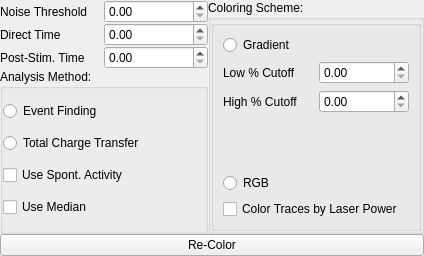
First picture: the form in lib/analysis/UncagingControlTemplate.ui, repository acq4/acq4, before the edit.
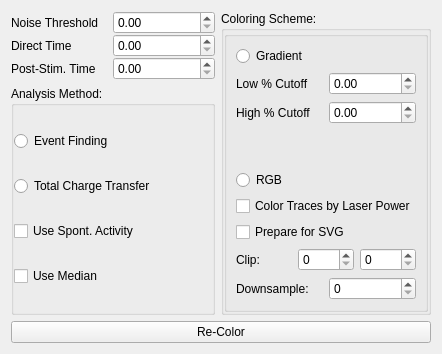
Second picture: the form after the edit. Custom widgets are drawn as their Qt base class.

Commit message: many changes to analysis for poster making - on computers w/o matplotlib, need to comment out import statements and most of CellMixer class in lib/analysis/modules.py

The edit to the form file:
```diff
--- a/lib/analysis/UncagingControlTemplate.ui
+++ b/lib/analysis/UncagingControlTemplate.ui
@@ -6,20 +6,14 @@
    <rect>
     <x>0</x>
     <y>0</y>
-    <width>424</width>
-    <height>256</height>
+    <width>442</width>
+    <height>354</height>
    </rect>
   </property>
   <property name="windowTitle">
    <string>Form</string>
   </property>
   <layout class="QGridLayout" name="gridLayout_4">
-   <property name="margin">
-    <number>0</number>
-   </property>
-   <property name="spacing">
-    <number>0</number>
-   </property>
    <item row="0" column="0">
     <layout class="QGridLayout" name="gridLayout">
      <property name="spacing">
@@ -117,33 +111,58 @@
          <item row="3" column="0" colspan="2">
           <widget class="GradientWidget" name="gradientWidget" native="true"/>
          </item>
-         <item row="5" column="0">
+         <item row="5" column="0" colspan="2">
           <widget class="QRadioButton" name="rgbRadio">
            <property name="text">
             <string>RGB</string>
            </property>
           </widget>
          </item>
-         <item row="4" column="0">
-          <spacer name="verticalSpacer_2">
-           <property name="orientation">
-            <enum>Qt::Vertical</enum>
-           </property>
-           <property name="sizeHint" stdset="0">
-            <size>
-             <width>20</width>
-             <height>40</height>
-            </size>
-           </property>
-          </spacer>
-         </item>
-         <item row="6" column="0">
+         <item row="7" column="0" colspan="2">
           <widget class="QCheckBox" name="colorTracesCheck">
            <property name="text">
             <string>Color Traces by Laser Power</string>
            </property>
           </widget>
          </item>
+         <item row="8" column="0" colspan="2">
+          <widget class="QCheckBox" name="svgCheck">
+           <property name="text">
+            <string>Prepare for SVG</string>
+           </property>
+          </widget>
+         </item>
+         <item row="9" column="0" colspan="2">
+          <layout class="QHBoxLayout" name="horizontalLayout_4">
+           <item>
+            <widget class="QLabel" name="label_6">
+             <property name="text">
+              <string>Clip:</string>
+             </property>
+            </widget>
+           </item>
+           <item>
+            <widget class="QSpinBox" name="lowClipSpin"/>
+           </item>
+           <item>
+            <widget class="QSpinBox" name="highClipSpin"/>
+           </item>
+          </layout>
+         </item>
+         <item row="10" column="0" colspan="2">
+          <layout class="QHBoxLayout" name="horizontalLayout_5">
+           <item>
+            <widget class="QLabel" name="label_7">
+             <property name="text">
+              <string>Downsample:</string>
+             </property>
+            </widget>
+           </item>
+           <item>
+            <widget class="QSpinBox" name="downsampleSpin"/>
+           </item>
+          </layout>
+         </item>
         </layout>
        </widget>
       </item>
```
Left out of the diff: 2 changed lines with no effect on the pictures. The commit also changes 3 other files.
